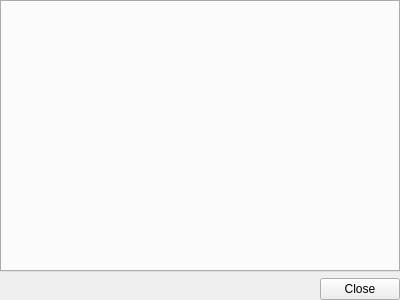
Above: ui/mydata/MyData.ui from OpenFairWind/FairWindSK before the change. Below: the same form after it.
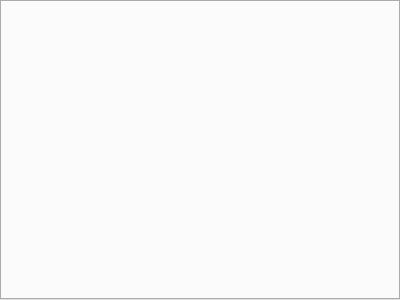
That is the form after the change.

Commit message: Refine MyData and POB bar flow

```diff
--- a/ui/mydata/MyData.ui
+++ b/ui/mydata/MyData.ui
@@ -26,16 +26,6 @@
    <property name="bottomMargin">
     <number>0</number>
    </property>
-   <item row="1" column="0">
-    <widget class="QDialogButtonBox" name="buttonBox">
-     <property name="styleSheet">
-      <string notr="true"/>
-     </property>
-     <property name="standardButtons">
-      <set>QDialogButtonBox::StandardButton::Close</set>
-     </property>
-    </widget>
-   </item>
    <item row="0" column="0">
     <widget class="QTabWidget" name="tabWidget"/>
    </item>
```
The commit also changes 3 other files.
